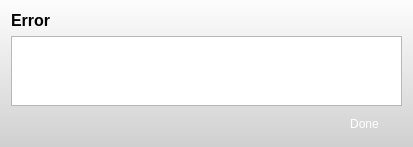
The window that Graffik/gui/core/Dialogs/errordialog.ui (DynamicPerception/Graffik_Legacy) describes before a commit, drawn with Qt 5.
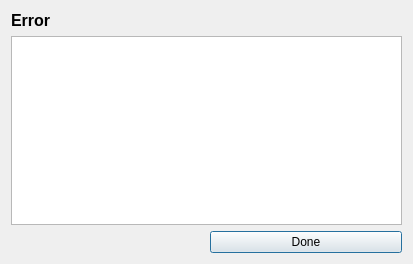
The same window after the commit. Icons and pictures are not drawn.

```diff
--- a/Graffik/gui/core/Dialogs/errordialog.ui
+++ b/Graffik/gui/core/Dialogs/errordialog.ui
@@ -7,7 +7,7 @@
     <x>0</x>
     <y>0</y>
     <width>413</width>
-    <height>143</height>
+    <height>264</height>
    </rect>
   </property>
   <property name="sizePolicy">
@@ -20,21 +20,7 @@
    <string>Error</string>
   </property>
   <property name="styleSheet">
-   <string notr="true">QPushButton {
-
-border-image: url(:/core/small-blue-but-normal.png);
-border: 0px transparent;
-max-width:75px;
-max-height: 24px;
-min-width:75px;
-min-height: 24px;
-color: rgb(255,255,255);
-font: 12px &quot;Lucida Sans&quot;;
-}
-
-#ErrorDialog {
-background-color: qlineargradient(spread:pad, x1:0, y1:0, x2:0, y2:1, stop:0 rgba(253, 253, 253, 255), stop:1 rgba(208, 208, 208, 255));
-}</string>
+   <string notr="true"/>
   </property>
   <layout class="QGridLayout" name="gridLayout">
    <item row="0" column="0">
```
